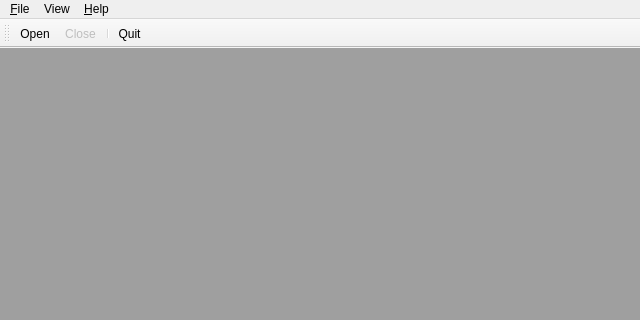
Old version of the form rastools/rasviewer/main_window.ui in the repository waveform-computing/rastools; both pictures show x 0 to 640 and y 0 to 320 of the 640 by 480 pixel window.
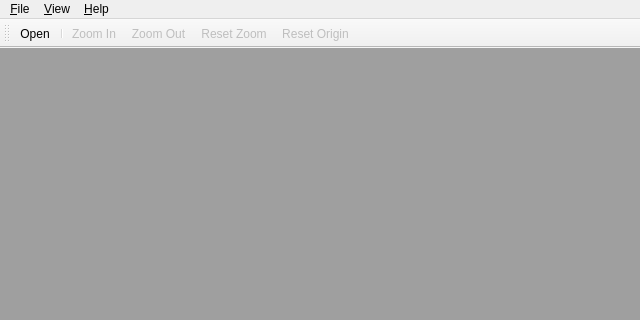
New version of the form.

```diff
--- a/rastools/rasviewer/main_window.ui
+++ b/rastools/rasviewer/main_window.ui
@@ -69,7 +69,7 @@
    </widget>
    <widget class="QMenu" name="view_menu">
     <property name="title">
-     <string>View</string>
+     <string>&amp;View</string>
     </property>
     <addaction name="reset_zoom_action"/>
     <addaction name="reset_origin_action"/>
@@ -92,9 +92,11 @@
     <bool>false</bool>
    </attribute>
    <addaction name="open_action"/>
-   <addaction name="close_action"/>
    <addaction name="separator"/>
-   <addaction name="quit_action"/>
+   <addaction name="zoom_in_action"/>
+   <addaction name="zoom_out_action"/>
+   <addaction name="reset_zoom_action"/>
+   <addaction name="reset_origin_action"/>
   </widget>
   <action name="open_action">
    <property name="text">
@@ -192,7 +194,10 @@
     <bool>false</bool>
    </property>
    <property name="text">
-    <string>Reset Zoom</string>
+    <string>Reset &amp;Zoom</string>
+   </property>
+   <property name="shortcut">
+    <string>Ctrl+1</string>
    </property>
   </action>
   <action name="reset_origin_action">
@@ -200,7 +205,7 @@
     <bool>false</bool>
    </property>
    <property name="text">
-    <string>Reset Origin</string>
+    <string>&amp;Reset Origin</string>
    </property>
   </action>
   <action name="status_bar_action">
@@ -211,7 +216,29 @@
     <bool>true</bool>
    </property>
    <property name="text">
-    <string>Status Bar</string>
+    <string>Status &amp;Bar</string>
+   </property>
+  </action>
+  <action name="zoom_in_action">
+   <property name="enabled">
+    <bool>false</bool>
+   </property>
+   <property name="text">
+    <string>Zoom &amp;In</string>
+   </property>
+   <property name="shortcut">
+    <string>Ctrl++</string>
+   </property>
+  </action>
+  <action name="zoom_out_action">
+   <property name="enabled">
+    <bool>false</bool>
+   </property>
+   <property name="text">
+    <string>Zoom &amp;Out</string>
+   </property>
+   <property name="shortcut">
+    <string>Ctrl+-</string>
    </property>
   </action>
  </widget>
```
Left out of the diff: 8 changed lines with no effect on the pictures.
